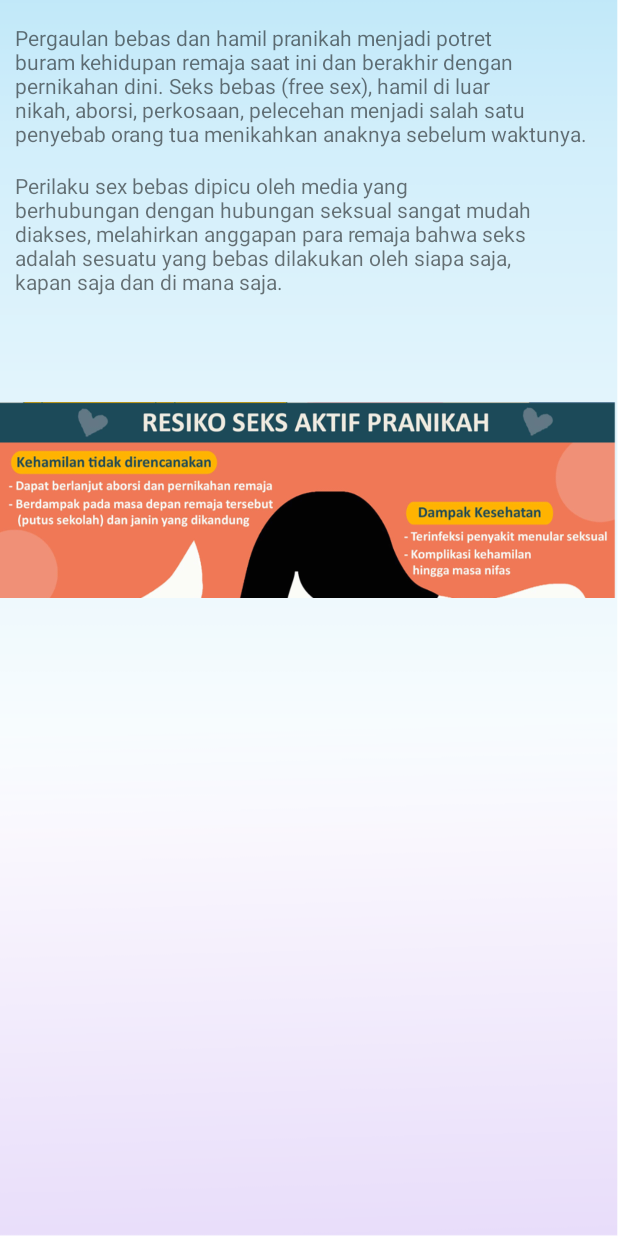
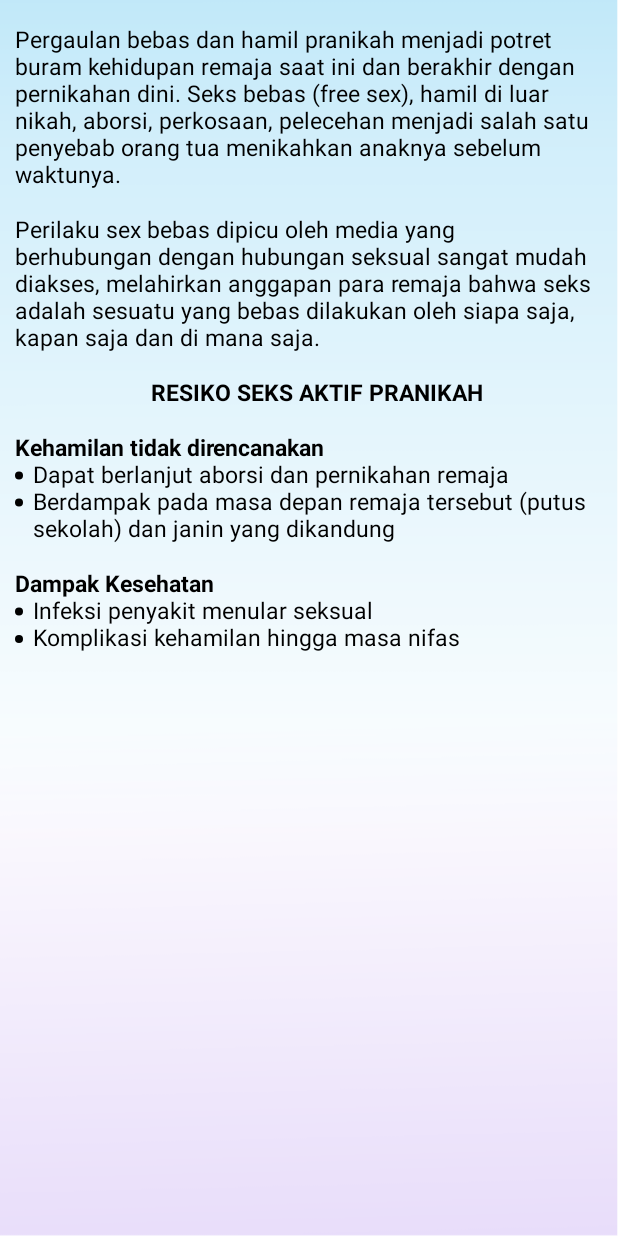
Before and after one commit to nurapriani/Project-pede, an Android app: the BacaActivity4 screen opened directly, with no data from a screen before it, on a phone screen of 412 x 824 dp. Run offline under Robolectric (Android 15) with nearby library versions, the phone set to English and light mode, and no system bars; pictures from the network do not load.

Commit message:
update project

```diff
--- a/app/src/main/res/layout/activity_baca2.xml
+++ b/app/src/main/res/layout/activity_baca2.xml
@@ -20,6 +20,8 @@
         app:layout_constraintStart_toStartOf="parent"
         android:layout_marginLeft="10dp"
         android:layout_marginTop="15dp"
+        android:textSize="15sp"
+        android:textColor="#000000"
         android:text="@string/pubertasremaja1"/>
 
     <TextView
@@ -30,6 +32,8 @@
         app:layout_constraintStart_toStartOf="parent"
         android:layout_marginLeft="10dp"
         android:layout_marginTop="15dp"
+        android:textSize="15sp"
+        android:textColor="#000000"
         android:text="@string/pubertasremaja2"/>
 
     <TextView
@@ -40,6 +44,8 @@
         app:layout_constraintStart_toStartOf="parent"
         android:layout_marginLeft="10dp"
         android:layout_marginTop="15dp"
+        android:textSize="15sp"
+        android:textColor="#000000"
         android:text="@string/pubertasremaja3"/>
 
 
--- a/app/src/main/res/layout/activity_baca4.xml
+++ b/app/src/main/res/layout/activity_baca4.xml
@@ -20,6 +20,8 @@
         app:layout_constraintStart_toStartOf="parent"
         android:layout_marginLeft="10dp"
         android:layout_marginTop="15dp"
+        android:textSize="15sp"
+        android:textColor="#000000"
         android:text="@string/bahayasexbebas1"/>
 
     <TextView
@@ -30,14 +32,48 @@
         app:layout_constraintStart_toStartOf="parent"
         android:layout_marginLeft="10dp"
         android:layout_marginTop="15dp"
+        android:textSize="15sp"
+        android:textColor="#000000"
         android:text="@string/bahayasexbebas2"/>
-
-    <ImageView
+    <TextView
+        android:id="@+id/tv3"
         android:layout_width="wrap_content"
         android:layout_height="wrap_content"
         app:layout_constraintTop_toBottomOf="@id/tv2"
         app:layout_constraintStart_toStartOf="parent"
-        app:layout_constraintEnd_toEndOf="parent"
-        android:src="@drawable/picture2"/>
+        android:layout_marginLeft="10dp"
+        android:layout_marginTop="15dp"
+        android:textSize="15sp"
+        android:textColor="#000000"
+        android:text="RESIKO SEKS AKTIF PRANIKAH"
+        android:textStyle="bold"
+        app:layout_constraintEnd_toEndOf="parent"/>
+
+    <TextView
+        android:id="@+id/tv4"
+        android:layout_width="wrap_content"
+        android:layout_height="wrap_content"
+        app:layout_constraintTop_toBottomOf="@id/tv3"
+        app:layout_constraintStart_toStartOf="parent"
+        android:layout_marginLeft="10dp"
+        android:layout_marginTop="15dp"
+        android:textSize="15sp"
+        android:textColor="#000000"
+        android:text="@string/resikoseks1"/>
+
+    <TextView
+        android:id="@+id/tv5"
+        android:layout_width="wrap_content"
+        android:layout_height="wrap_content"
+        app:layout_constraintTop_toBottomOf="@id/tv4"
+        app:layout_constraintStart_toStartOf="parent"
+        android:layout_marginLeft="10dp"
+        android:layout_marginTop="15dp"
+        android:textSize="15sp"
+        android:textColor="#000000"
+        android:text="@string/resikoseks2"/>
+
+
+
 
 </androidx.constraintlayout.widget.ConstraintLayout>
--- a/app/src/main/res/values/strings.xml
+++ b/app/src/main/res/values/strings.xml
@@ -68,6 +68,12 @@
         \ndiakses, melahirkan anggapan para remaja  bahwa seks
         \nadalah sesuatu yang bebas dilakukan oleh siapa saja,
         \nkapan saja dan di mana saja.</string>
+    <string name="resikoseks1"><b>Kehamilan tidak direncanakan</b>
+        \n<ul><li>Dapat berlanjut aborsi dan pernikahan remaja</li>
+        \n<li>Berdampak pada masa depan remaja tersebut (putus sekolah) dan janin yang dikandung</li></ul></string>
+    <string name="resikoseks2"><b>Dampak Kesehatan</b>
+        \n<ul><li>Infeksi penyakit menular seksual</li>
+        \n<li>Komplikasi kehamilan hingga masa nifas</li></ul></string>
 
 
     <!-- Error messages -->
```
Also changed, not shown: app/src/main/res/layout/activity_baca1.xml (+8 -0 lines), app/src/main/res/layout/activity_baca3.xml (+7 -0 lines).
